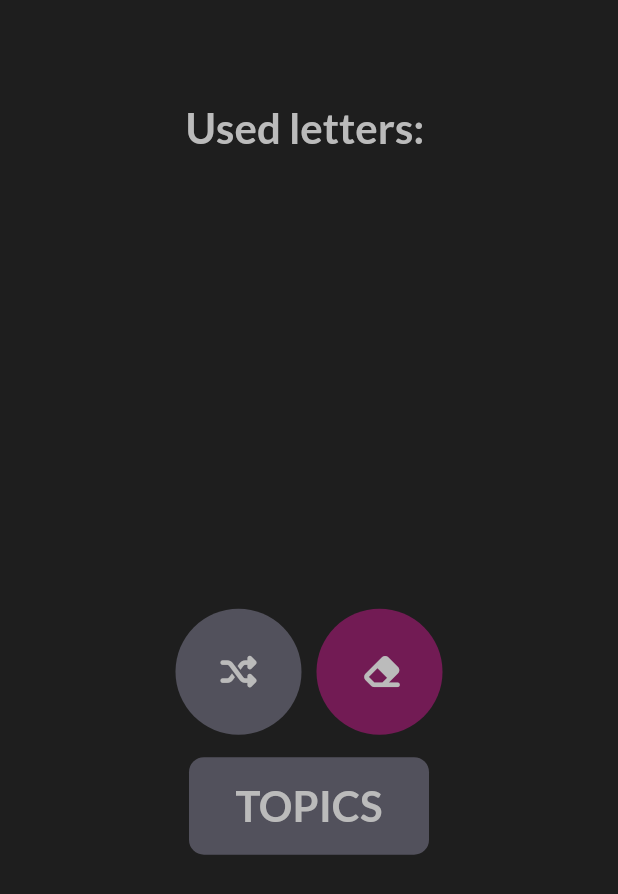
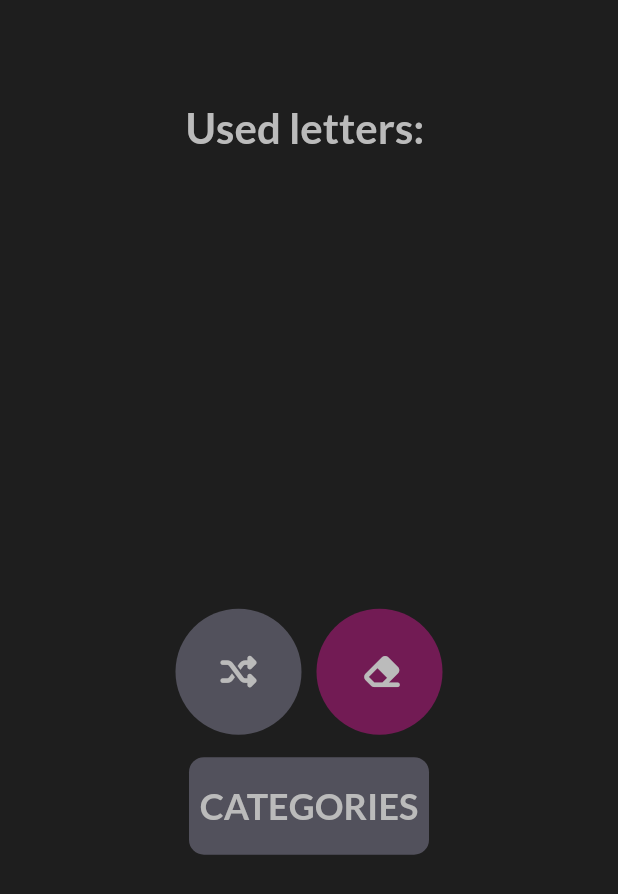
Before and after one commit to Emanuel-DSC/Random-Letter-Generator-Stop, a Flutter app: the screen it shows after launch, on a phone screen of 412 x 824 dp. Shown: the top 894 px of the screen. Run offline on Flutter 3.47's test engine with Material 2 defaults, Android fonts, the light colour scheme and no system bars; our stand-ins replace font_awesome_flutter, google_fonts.

Commit message:
Categories

```diff
--- a/lib/screens/home.dart
+++ b/lib/screens/home.dart
@@ -1,10 +1,10 @@
 import 'package:flutter/material.dart';
 import 'package:font_awesome_flutter/font_awesome_flutter.dart';
-import 'package:stop/circle_button.dart';
+import 'package:stop/widgets/circle_button.dart';
 import 'package:stop/constants.dart';
-import 'package:stop/lato_text.dart';
-import 'package:stop/my_alert_dialog.dart';
-import 'package:stop/topics_button.dart';
+import 'package:stop/widgets/lato_text.dart';
+import 'package:stop/widgets/my_alert_dialog.dart';
+import 'package:stop/widgets/categories_button.dart';
 
 class MyHomePage extends StatefulWidget {
   const MyHomePage({super.key, required this.title});
@@ -55,7 +55,6 @@ class _MyHomePageState extends State<MyHomePage> {
       list.remove(supportLetter);
 
       if (list.isEmpty) {
-
         showDialog(
           context: context,
           builder: (context) {
@@ -167,7 +166,7 @@ class _MyHomePageState extends State<MyHomePage> {
                 ],
               ),
               const SizedBox(height: 15),
-              TopicsButton(context),
+              CategoriesButton(context),
             ],
           ),
         ),
--- a/lib/screens/topics.dart
+++ /dev/null
@@ -1,11 +0,0 @@
-import 'package:flutter/src/widgets/container.dart';
-import 'package:flutter/src/widgets/framework.dart';
-
-class Topics extends StatelessWidget {
-  const Topics({super.key});
-
-  @override
-  Widget build(BuildContext context) {
-    return Container();
-  }
-}
--- a/lib/topics_button.dart
+++ /dev/null
@@ -1,33 +0,0 @@
-// ignore_for_file: non_constant_identifier_names
-
-import 'package:flutter/material.dart';
-import 'package:google_fonts/google_fonts.dart';
-import 'package:stop/constants.dart';
-import 'package:stop/screens/topics.dart';
-
- GestureDetector TopicsButton(BuildContext context) {
-    return GestureDetector(
-              onTap: () => Navigator.push(
-                context,
-                MaterialPageRoute(builder: (context) => const Topics()),
-              ),
-              child: Container(
-                height: 65,
-                width: 160,
-                decoration: BoxDecoration(
-                  color: kButtonColor,
-                  borderRadius: BorderRadius.circular(10),
-                ),
-                child: Center(
-                  child: Text(
-                    'Topics'.toUpperCase(),
-                    style: GoogleFonts.lato(
-                      fontSize: 28,
-                      color: kLetterColor,
-                      fontWeight: FontWeight.w700,
-                    ),
-                  ),
-                ),
-              ),
-            );
-  }
--- /dev/null
+++ b/lib/widgets/categories_button.dart
@@ -0,0 +1,33 @@
+// ignore_for_file: non_constant_identifier_names
+
+import 'package:flutter/material.dart';
+import 'package:google_fonts/google_fonts.dart';
+import 'package:stop/constants.dart';
+import 'package:stop/screens/categories.dart';
+
+GestureDetector CategoriesButton(BuildContext context) {
+  return GestureDetector(
+    onTap: () => Navigator.push(
+      context,
+      MaterialPageRoute(builder: (context) => const Categories()),
+    ),
+    child: Container(
+      height: 65,
+      width: 160,
+      decoration: BoxDecoration(
+        color: kButtonColor,
+        borderRadius: BorderRadius.circular(10),
+      ),
+      child: Center(
+        child: Text(
+          kCategoriesButtonText.toUpperCase(),
+          style: GoogleFonts.lato(
+            fontSize: 24,
+            color: kLetterColor,
+            fontWeight: FontWeight.w700,
+          ),
+        ),
+      ),
+    ),
+  );
+}
--- a/lib/lato_text.dart
+++ b/lib/widgets/lato_text.dart
@@ -1,4 +1,3 @@
-import 'dart:ffi';
 
 import 'package:flutter/material.dart';
 import 'package:google_fonts/google_fonts.dart';
```
Also changed, not shown: lib/constants.dart (+22 -1 lines), lib/screens/categories.dart (added, +40 -0 lines), lib/widgets/list_card.dart (added, +25 -0 lines), lib/widgets/circle_button.dart (renamed from lib/circle_button.dart), lib/widgets/my_alert_dialog.dart (renamed from lib/my_alert_dialog.dart). Lines whose indentation alone changed are shown as unchanged.
